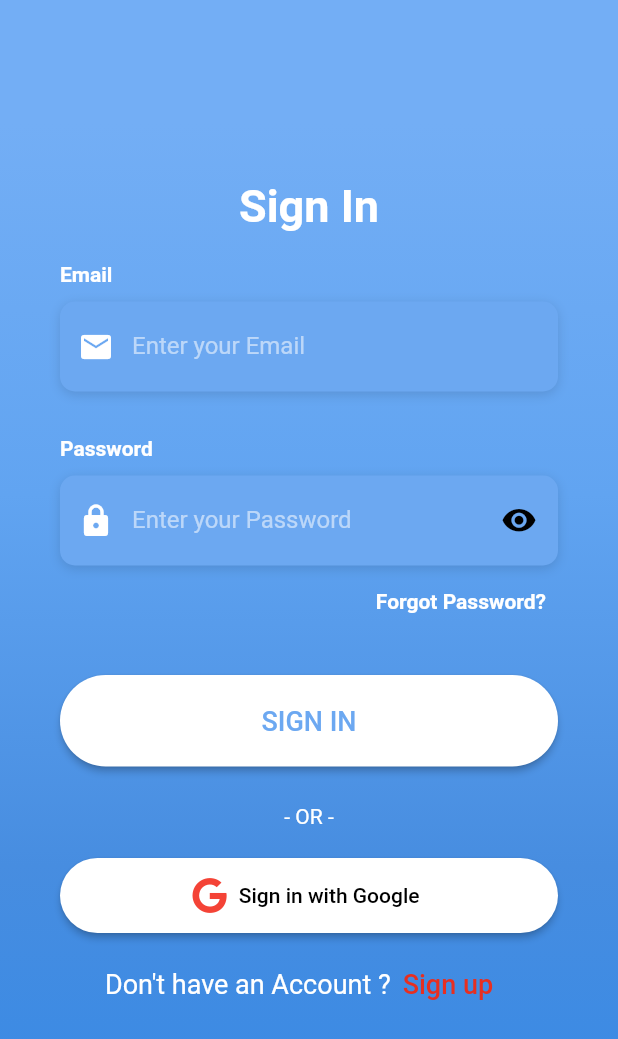
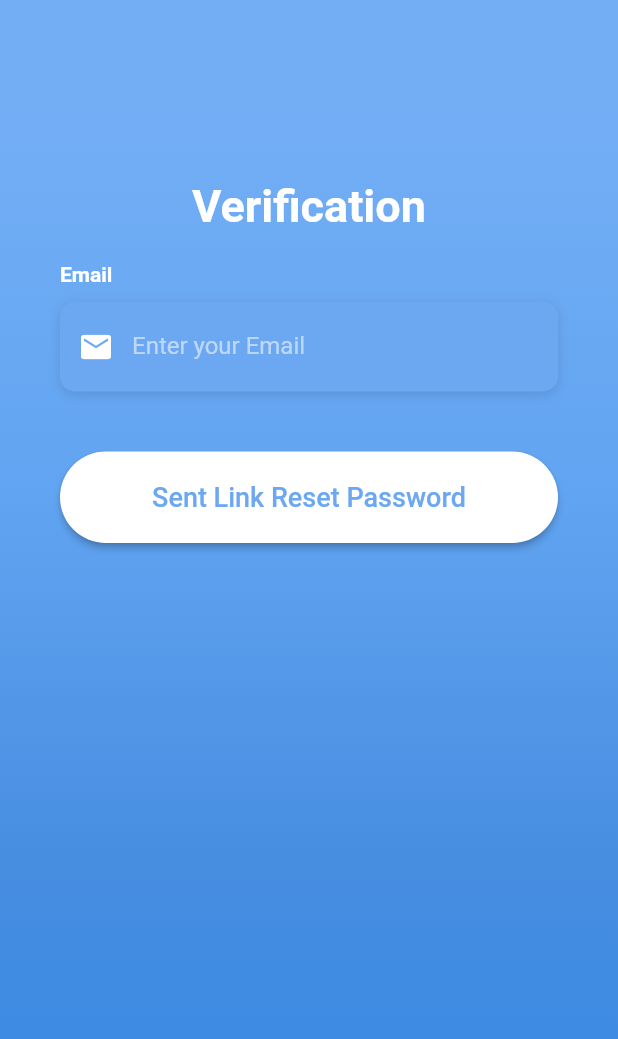
Before and after one commit to VietTinh1/do_an_di_dong, a Flutter app: the screen it shows after launch, after a tap on "Forgot Password?", on a phone screen of 412 x 824 dp. Shown: the top 1039 px of the screen. Run offline on Flutter 3.47's test engine with Material 2 defaults, Android fonts, the phone set to English and light mode, and no system bars; our stand-ins replace firebase_auth, firebase_core, font_awesome_flutter, google_sign_in; accounts and stored records are empty; Roboto replaces fonts that are missing (OpenSans).

Commit message:
fogot_password

```diff
--- /dev/null
+++ b/do_an/lib/screens/forgot_password_page.dart
@@ -0,0 +1,174 @@
+
+import 'package:do_an/screens/login_page.dart';
+import 'package:firebase_auth/firebase_auth.dart';
+import 'package:flutter/material.dart';
+import 'package:flutter/services.dart';
+import 'package:font_awesome_flutter/font_awesome_flutter.dart';
+import 'package:do_an/main.dart';
+import 'package:do_an/screens/google_sig_in.dart';
+import 'package:do_an/utilities/constants.dart';
+import 'package:provider/provider.dart';
+
+
+//0306191444@caothang.edu.vn
+
+class ForgotPasswordPage extends StatefulWidget {
+  @override
+  _ForgotPasswordPage createState() => _ForgotPasswordPage();
+}
+
+class _ForgotPasswordPage extends State<ForgotPasswordPage> {
+  final _txtemail = TextEditingController();
+  @override
+  void dispose() {
+    _txtemail.dispose();
+    super.dispose();
+  }
+  Future resetPassword() async {
+    try {
+      await FirebaseAuth.instance
+          .sendPasswordResetEmail(email: _txtemail.text.trim());
+          showDialog(
+        context: context,
+        builder: (_) => AlertDialog(
+            content: Text('Password reset link has sent! Please check your email'),
+            actions: [
+              TextButton(onPressed: (){
+                    Navigator.push(
+            context,
+            MaterialPageRoute(
+                builder: (context) => LoginPage()),
+          );
+              }, child: Text('OK'))
+            ],
+        ));
+    } on FirebaseAuthMultiFactorException catch (e) {
+  showDialog(
+        context: context,
+        builder: (_) => AlertDialog(
+
+            content: Text(e.message.toString()),
+        ));
+    }
+  }
+  Widget _buildEmailTF() {
+    return Column(
+      crossAxisAlignment: CrossAxisAlignment.start,
+      children: <Widget>[
+        Text(
+          'Email',
+          style: kLabelStyle,
+        ),
+        SizedBox(height: 10.0),
+        Container(
+          alignment: Alignment.centerLeft,
+          decoration: kBoxDecorationStyle,
+          height: 60.0,
+          child: TextField(
+            controller: _txtemail,
+            keyboardType: TextInputType.emailAddress,
+            style: TextStyle(
+              color: Colors.white,
+            ),
+            decoration: InputDecoration(
+              border: InputBorder.none,
+              contentPadding: EdgeInsets.only(top: 14.0),
+              prefixIcon: Icon(
+                Icons.email,
+                color: Colors.white,
+              ),
+              hintText: 'Enter your Email',
+              hintStyle: kHintTextStyle,
+            ),
+          ),
+        ),
+      ],
+    );
+  }
+
+  Widget _buildSendEmailBtn() {
+    return Container(
+      padding: EdgeInsets.symmetric(vertical: 10.0),
+      width: double.infinity,
+      child: ElevatedButton(
+        onPressed: () {
+           resetPassword();
+        },
+        style: ElevatedButton.styleFrom(
+          padding: EdgeInsets.symmetric(horizontal: 40.0, vertical: 20.0),
+          primary: Colors.white,
+          shape: StadiumBorder(),
+        ),
+        child: Text(
+          "Sent Link Reset Password",
+          style: TextStyle(color: Color(0xFF6CA8F1), fontSize: 18),
+        ),
+      ),
+    );
+  }
+
+  @override
+  Widget build(BuildContext context) {
+    return Scaffold(
+      body: AnnotatedRegion<SystemUiOverlayStyle>(
+        value: SystemUiOverlayStyle.light,
+        child: GestureDetector(
+          onTap: () => FocusScope.of(context).unfocus(),
+          child: Stack(
+            children: <Widget>[
+              Container(
+                height: double.infinity,
+                width: double.infinity,
+                decoration: BoxDecoration(
+                  gradient: LinearGradient(
+                    begin: Alignment.topCenter,
+                    end: Alignment.bottomCenter,
+                    colors: [
+                      Color(0xFF73AEF5),
+                      Color(0xFF61A4F1),
+                      Color(0xFF478DE0),
+                      Color(0xFF398AE5),
+                    ],
+                    stops: [0.1, 0.4, 0.7, 0.9],
+                  ),
+                ),
+              ),
+              Container(
+                height: double.infinity,
+                child: SingleChildScrollView(
+                  physics: AlwaysScrollableScrollPhysics(),
+                  padding: EdgeInsets.symmetric(
+                    horizontal: 40.0,
+                    vertical: 120.0,
+                  ),
+                  child: Column(
+                    mainAxisAlignment: MainAxisAlignment.center,
+                    children: <Widget>[
+                      Text(
+                        'Verification',
+                        style: TextStyle(
+                          color: Colors.white,
+                          fontSize: 30.0,
+                          fontWeight: FontWeight.bold,
+                        ),
+                      ),
+                      SizedBox(height: 20.0),
+                      _buildEmailTF(),
+                      SizedBox(
+                        height: 30.0,
+                      ),
+                      _buildSendEmailBtn(),
+                      SizedBox(
+                        height: 10.0,
+                      ),
+                    ],
+                  ),
+                ),
+              )
+            ],
+          ),
+        ),
+      ),
+    );
+  }
+}
--- a/do_an/lib/screens/login_page.dart
+++ b/do_an/lib/screens/login_page.dart
@@ -1,3 +1,4 @@
+import 'package:do_an/screens/forgot_password_page.dart';
 import 'package:firebase_auth/firebase_auth.dart';
 import 'package:flutter/material.dart';
 import 'package:flutter/services.dart';
@@ -122,10 +123,10 @@ class _LoginPageState extends State<LoginPage> {
       alignment: Alignment.centerRight,
       child: TextButton(
         onPressed: () {
-          // Navigator.push(
-          //   context,
-          //   MaterialPageRoute(builder: (context) => const ForgotPage()),
-          // );
+          Navigator.push(
+            context,
+            MaterialPageRoute(builder: (context) =>  ForgotPasswordPage()),
+          );
         },
         child: Text(
           'Forgot Password?',
```
Also changed, not shown: do_an/lib/screens/forgot.dart (deleted), do_an/lib/screens/otp.dart (deleted).
